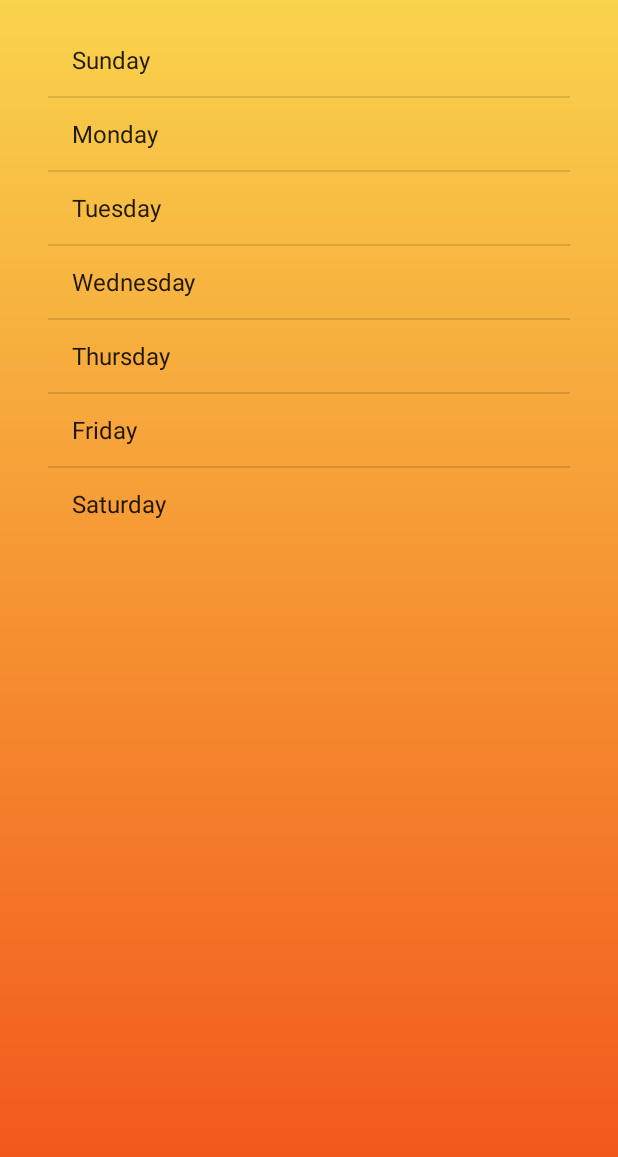
After one commit to fsilvestre90/androidweatherapp, an Android app: the DailyForecastActivity screen opened directly, with no data from a screen before it, on a phone screen of 412 x 824 dp. The commit adds this screen. Shown: the top 1157 px of the screen. Run offline under Robolectric (Android 15) with nearby library versions, the phone set to English and light mode, and no system bars.

Commit message:
add the daily adapter

```diff
--- /dev/null
+++ b/app/src/main/java/filipesilvestre/stormy/ui/DailyForecastActivity.java
@@ -0,0 +1,29 @@
+package filipesilvestre.stormy.ui;
+
+import android.app.ListActivity;
+import android.os.Bundle;
+import android.support.design.widget.FloatingActionButton;
+import android.support.design.widget.Snackbar;
+import android.support.v7.app.AppCompatActivity;
+import android.support.v7.widget.Toolbar;
+import android.view.View;
+import android.widget.ArrayAdapter;
+
+import filipesilvestre.stormy.R;
+
+public class DailyForecastActivity extends ListActivity {
+
+    @Override
+    protected void onCreate(Bundle savedInstanceState) {
+        super.onCreate(savedInstanceState);
+        setContentView(R.layout.activity_daily_forecast);
+
+        String[] daysOfTheWeek = {"Sunday", "Monday", "Tuesday", "Wednesday", "Thursday", "Friday", "Saturday"};
+        //instantiate ArrayAdapter with 'this' context, simplelist, and the array we're using
+        ArrayAdapter<String> adapter = new ArrayAdapter<String>(this,
+                android.R.layout.simple_list_item_1, daysOfTheWeek);
+
+        setListAdapter(adapter);
+    }
+
+}
--- /dev/null
+++ b/app/src/main/res/drawable/bg_gradient.xml
@@ -0,0 +1,9 @@
+<?xml version="1.0" encoding="utf-8"?>
+<shape xmlns:android="http://schemas.android.com/apk/res/android"
+    android:shape="rectangle">
+    <gradient
+        android:startColor="#f9d34c"
+        android:endColor="#f25019"
+        android:angle="270"
+        android:type="linear"/>
+</shape>
--- /dev/null
+++ b/app/src/main/res/layout/activity_daily_forecast.xml
@@ -0,0 +1,20 @@
+<?xml version="1.0" encoding="utf-8"?>
+<android.support.design.widget.CoordinatorLayout
+    xmlns:android="http://schemas.android.com/apk/res/android"
+    xmlns:app="http://schemas.android.com/apk/res-auto"
+    xmlns:tools="http://schemas.android.com/tools"
+    android:layout_width="match_parent"
+    android:layout_height="match_parent"
+    android:fitsSystemWindows="true"
+    tools:context="filipesilvestre.stormy.ui.DailyForecastActivity">
+
+    <android.support.design.widget.AppBarLayout
+        android:layout_height="wrap_content"
+        android:layout_width="match_parent"
+        android:theme="@style/AppTheme.AppBarOverlay">
+
+    </android.support.design.widget.AppBarLayout>
+
+    <include layout="@layout/content_daily_forecast"/>
+
+</android.support.design.widget.CoordinatorLayout>
--- /dev/null
+++ b/app/src/main/res/layout/content_daily_forecast.xml
@@ -0,0 +1,32 @@
+<?xml version="1.0" encoding="utf-8"?>
+<RelativeLayout
+    xmlns:android="http://schemas.android.com/apk/res/android"
+    xmlns:tools="http://schemas.android.com/tools"
+    xmlns:app="http://schemas.android.com/apk/res-auto"
+    android:layout_width="match_parent"
+    android:layout_height="match_parent"
+    android:paddingLeft="@dimen/activity_horizontal_margin"
+    android:paddingRight="@dimen/activity_horizontal_margin"
+    android:paddingTop="@dimen/activity_vertical_margin"
+    android:paddingBottom="@dimen/activity_vertical_margin"
+    app:layout_behavior="@string/appbar_scrolling_view_behavior"
+    tools:showIn="@layout/activity_daily_forecast"
+    tools:context="filipesilvestre.stormy.ui.DailyForecastActivity"
+    android:background="@drawable/bg_gradient">
+
+    <ListView
+        android:layout_width="wrap_content"
+        android:layout_height="wrap_content"
+        android:id="@android:id/list"
+        android:layout_alignParentTop="true"
+        android:layout_centerHorizontal="true"/>
+
+    <TextView
+        android:layout_width="wrap_content"
+        android:layout_height="wrap_content"
+        android:text="@string/no_daily_forecast_data"
+        android:id="@android:id/empty"
+        android:layout_centerVertical="true"
+        android:layout_centerHorizontal="true"
+        android:textColor="@android:color/white"/>
+</RelativeLayout>
--- a/app/src/main/res/values/strings.xml
+++ b/app/src/main/res/values/strings.xml
@@ -5,4 +5,6 @@
     <string name="error_message">There was an error. Please try again.</string>
     <string name="error_ok_button_text">OK</string>
     <string name="network_unavailable_message">Network is unavailable</string>
+    <string name="title_activity_daily_forecast">DailyForecastActivity</string>
+    <string name="no_daily_forecast_data">There is no data to display.</string>
 </resources>
```
Also changed, not shown: app/src/main/AndroidManifest.xml (+12 -2 lines), app/src/main/java/filipesilvestre/stormy/adapters/DayAdapter.java (added, +72 -0 lines), app/src/main/java/filipesilvestre/stormy/ui/MainActivity.java (+10 -0 lines), app/src/main/res/layout/activity_main.xml (+35 -7 lines), app/src/main/res/layout/daily_list_item.xml (added, +56 -0 lines), app/src/main/res/drawable-hdpi/bg_temperature.png (added), app/src/main/res/drawable-mdpi/bg_temperature.png (added), app/src/main/res/drawable-xhdpi/bg_temperature.png (added), app/src/main/res/drawable-xxhdpi/bg_temperature.png (added).
